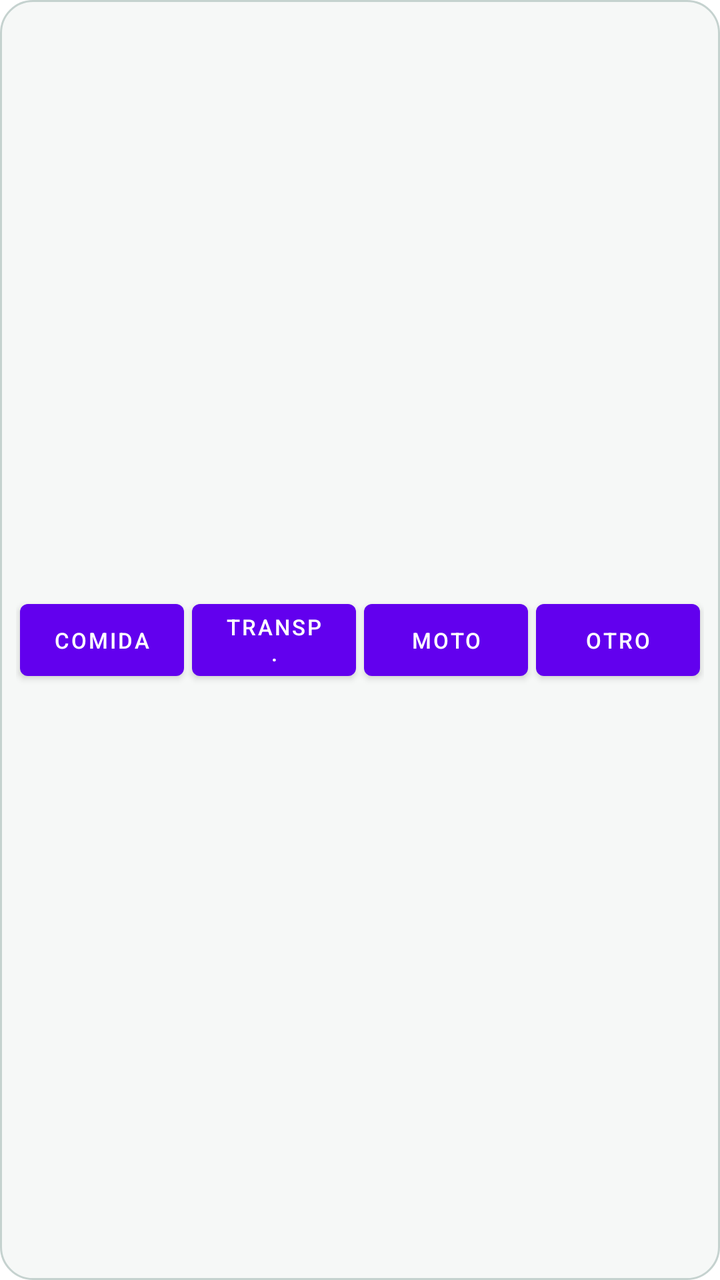
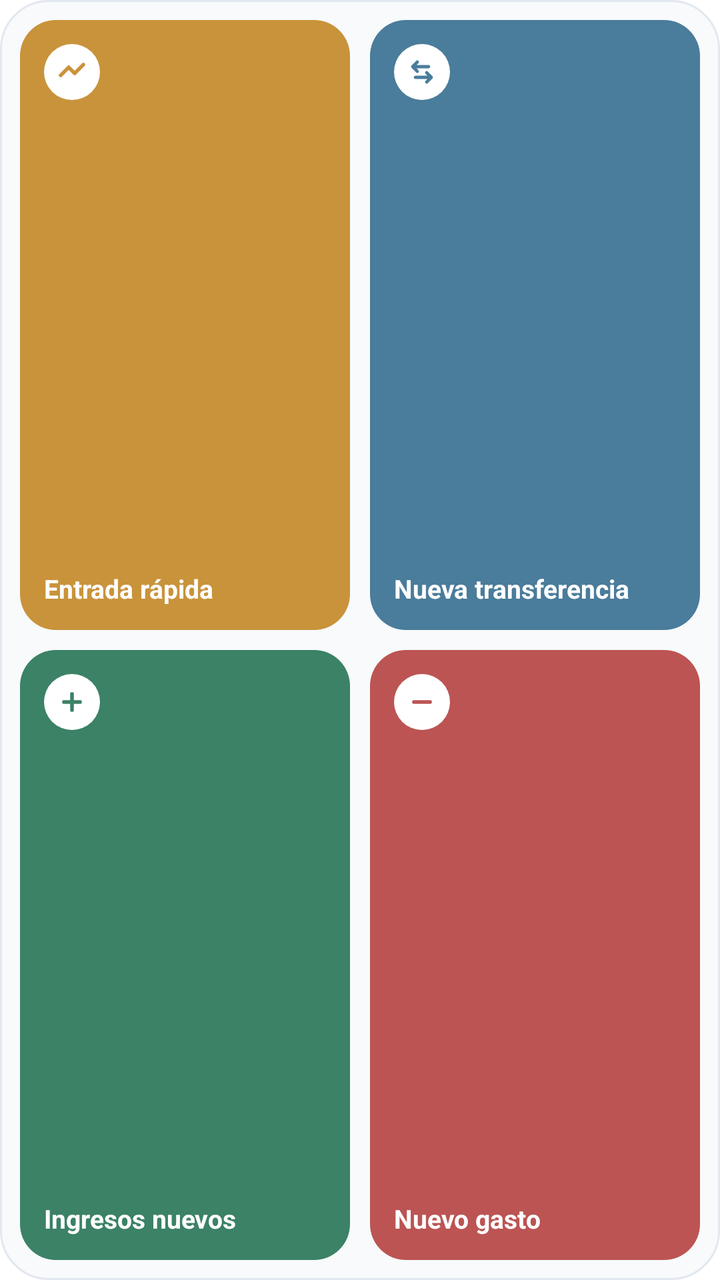

An Android layout rendered at two revisions. The XML below is the earlier revision; the diff shows what the commit changed to produce the second picture.
<!-- AndroidManifest.xml: fallback theme Theme.MaterialComponents.DayNight.NoActionBar -->
<!-- res/layout/widget_quick_expense.xml -->
<?xml version="1.0" encoding="utf-8"?>
<LinearLayout xmlns:android="http://schemas.android.com/apk/res/android"
    android:layout_width="match_parent"
    android:layout_height="match_parent"
    android:orientation="horizontal"
    android:background="@drawable/widget_background"
    android:padding="8dp"
    android:gravity="center">

    <Button
        android:id="@+id/btn_expense_food"
        android:layout_width="0dp"
        android:layout_height="wrap_content"
        android:layout_weight="1"
        android:text="Comida"
        android:textSize="11sp"
        android:layout_margin="2dp" />

    <Button
        android:id="@+id/btn_expense_transport"
        android:layout_width="0dp"
        android:layout_height="wrap_content"
        android:layout_weight="1"
        android:text="Transp."
        android:textSize="11sp"
        android:layout_margin="2dp" />

    <Button
        android:id="@+id/btn_expense_fuel"
        android:layout_width="0dp"
        android:layout_height="wrap_content"
        android:layout_weight="1"
        android:text="Moto"
        android:textSize="11sp"
        android:layout_margin="2dp" />

    <Button
        android:id="@+id/btn_expense_other"
        android:layout_width="0dp"
        android:layout_height="wrap_content"
        android:layout_weight="1"
        android:text="Otro"
        android:textSize="11sp"
        android:layout_margin="2dp" />
</LinearLayout>
<!-- resources referenced by this layout -->
<resources>
  <!-- drawable widget_background (drawable) -->
  <?xml version="1.0" encoding="utf-8"?>
  <shape xmlns:android="http://schemas.android.com/apk/res/android"
      android:shape="rectangle">
      <solid android:color="#F6F8F7" />
      <corners android:radius="16dp" />
      <stroke android:width="1dp" android:color="#C5D2CF" />
  </shape>
</resources>

<!-- the commit's change to res/layout/widget_quick_expense.xml (unified diff, before → after) -->
@@ -2,44 +2,186 @@
 <LinearLayout xmlns:android="http://schemas.android.com/apk/res/android"
     android:layout_width="match_parent"
     android:layout_height="match_parent"
-    android:orientation="horizontal"
+    android:orientation="vertical"
     android:background="@drawable/widget_background"
-    android:padding="8dp"
-    android:gravity="center">
+    android:padding="10dp">
 
-    <Button
-        android:id="@+id/btn_expense_food"
-        android:layout_width="0dp"
-        android:layout_height="wrap_content"
+    
+    <LinearLayout
+        android:layout_width="match_parent"
+        android:layout_height="0dp"
         android:layout_weight="1"
-        android:text="Comida"
-        android:textSize="11sp"
-        android:layout_margin="2dp" />
+        android:orientation="horizontal"
+        android:layout_marginBottom="5dp">
 
-    <Button
-        android:id="@+id/btn_expense_transport"
-        android:layout_width="0dp"
-        android:layout_height="wrap_content"
+        
+        <LinearLayout
+            android:id="@+id/btn_quick_entry"
+            android:layout_width="0dp"
+            android:layout_height="match_parent"
+            android:layout_weight="1"
+            android:orientation="vertical"
+            android:background="@drawable/bg_widget_quick_entry"
+            android:padding="12dp"
+            android:layout_marginEnd="5dp">
+
+            <FrameLayout
+                android:layout_width="28dp"
+                android:layout_height="28dp"
+                android:background="@drawable/bg_widget_icon_circle">
+
+                <ImageView
+                    android:layout_width="16dp"
+                    android:layout_height="16dp"
+                    android:layout_gravity="center"
+                    android:src="@drawable/ic_widget_bolt"
+                    android:contentDescription="Entrada rápida" />
+            </FrameLayout>
+
+            <FrameLayout
+                android:layout_width="match_parent"
+                android:layout_height="0dp"
+                android:layout_weight="1" />
+
+            <TextView
+                android:layout_width="match_parent"
+                android:layout_height="wrap_content"
+                android:text="Entrada rápida"
+                android:textColor="#FFFFFF"
+                android:textSize="13sp"
+                android:textStyle="bold"
+                android:singleLine="true"
+                android:ellipsize="end" />
+        </LinearLayout>
+
+        
+        <LinearLayout
+            android:id="@+id/btn_new_transfer"
+            android:layout_width="0dp"
+            android:layout_height="match_parent"
+            android:layout_weight="1"
+            android:orientation="vertical"
+            android:background="@drawable/bg_widget_transfer"
+            android:padding="12dp"
+            android:layout_marginStart="5dp">
+
+            <FrameLayout
+                android:layout_width="28dp"
+                android:layout_height="28dp"
+                android:background="@drawable/bg_widget_icon_circle">
+
+                <ImageView
+                    android:layout_width="16dp"
+                    android:layout_height="16dp"
+                    android:layout_gravity="center"
+                    android:src="@drawable/ic_widget_transfer"
+                    android:contentDescription="Nueva transferencia" />
+            </FrameLayout>
+
+            <FrameLayout
+                android:layout_width="match_parent"
+                android:layout_height="0dp"
+                android:layout_weight="1" />
+
+            <TextView
+                android:layout_width="match_parent"
+                android:layout_height="wrap_content"
+                android:text="Nueva transferencia"
+                android:textColor="#FFFFFF"
+                android:textSize="13sp"
+                android:textStyle="bold"
+                android:singleLine="true"
+                android:ellipsize="end" />
+        </LinearLayout>
+    </LinearLayout>
+
+    
+    <LinearLayout
+        android:layout_width="match_parent"
+        android:layout_height="0dp"
         android:layout_weight="1"
-        android:text="Transp."
-        android:textSize="11sp"
-        android:layout_margin="2dp" />
+        android:orientation="horizontal"
+        android:layout_marginTop="5dp">
 
-    <Button
-        android:id="@+id/btn_expense_fuel"
-        android:layout_width="0dp"
-        android:layout_height="wrap_content"
-        android:layout_weight="1"
-        android:text="Moto"
-        android:textSize="11sp"
-        android:layout_margin="2dp" />
+        
+        <LinearLayout
+            android:id="@+id/btn_new_income"
+            android:layout_width="0dp"
+            android:layout_height="match_parent"
+            android:layout_weight="1"
+            android:orientation="vertical"
+            android:background="@drawable/bg_widget_income"
+            android:padding="12dp"
+            android:layout_marginEnd="5dp">
 
-    <Button
-        android:id="@+id/btn_expense_other"
-        android:layout_width="0dp"
-        android:layout_height="wrap_content"
-        android:layout_weight="1"
-        android:text="Otro"
-        android:textSize="11sp"
-        android:layout_margin="2dp" />
+            <FrameLayout
+                android:layout_width="28dp"
+                android:layout_height="28dp"
+                android:background="@drawable/bg_widget_icon_circle">
+
+                <ImageView
+                    android:layout_width="16dp"
+                    android:layout_height="16dp"
+                    android:layout_gravity="center"
+                    android:src="@drawable/ic_widget_plus"
+                    android:contentDescription="Ingresos nuevos" />
+            </FrameLayout>
+
+            <FrameLayout
+                android:layout_width="match_parent"
+                android:layout_height="0dp"
+                android:layout_weight="1" />
+
+            <TextView
+                android:layout_width="match_parent"
+                android:layout_height="wrap_content"
+                android:text="Ingresos nuevos"
+                android:textColor="#FFFFFF"
+                android:textSize="13sp"
+                android:textStyle="bold"
+                android:singleLine="true"
+                android:ellipsize="end" />
+        </LinearLayout>
+
+        
+        <LinearLayout
+            android:id="@+id/btn_new_expense"
+            android:layout_width="0dp"
+            android:layout_height="match_parent"
+            android:layout_weight="1"
+            android:orientation="vertical"
+            android:background="@drawable/bg_widget_expense"
+            android:padding="12dp"
+            android:layout_marginStart="5dp">
+
+            <FrameLayout
+                android:layout_width="28dp"
+                android:layout_height="28dp"
+                android:background="@drawable/bg_widget_icon_circle">
+
+                <ImageView
+                    android:layout_width="16dp"
+                    android:layout_height="16dp"
+                    android:layout_gravity="center"
+                    android:src="@drawable/ic_widget_minus"
+                    android:contentDescription="Nuevo gasto" />
+            </FrameLayout>
+
+            <FrameLayout
+                android:layout_width="match_parent"
+                android:layout_height="0dp"
+                android:layout_weight="1" />
+
+            <TextView
+                android:layout_width="match_parent"
+                android:layout_height="wrap_content"
+                android:text="Nuevo gasto"
+                android:textColor="#FFFFFF"
+                android:textSize="13sp"
+                android:textStyle="bold"
+                android:singleLine="true"
+                android:ellipsize="end" />
+        </LinearLayout>
+    </LinearLayout>
+
 </LinearLayout>
<!-- resource entries referenced after the edit -->
@@ -1,12 +1,104 @@
 <!-- resources referenced by this layout -->
 <resources>
+  <!-- drawable bg_widget_expense (drawable) -->
+  <?xml version="1.0" encoding="utf-8"?>
+  <shape xmlns:android="http://schemas.android.com/apk/res/android"
+      android:shape="rectangle">
+      <solid android:color="#BC5454" />
+      <corners android:radius="18dp" />
+  </shape>
+  <!-- drawable bg_widget_icon_circle (drawable) -->
+  <?xml version="1.0" encoding="utf-8"?>
+  <shape xmlns:android="http://schemas.android.com/apk/res/android"
+      android:shape="oval">
+      <solid android:color="#FFFFFF" />
+  </shape>
+  <!-- drawable bg_widget_income (drawable) -->
+  <?xml version="1.0" encoding="utf-8"?>
+  <shape xmlns:android="http://schemas.android.com/apk/res/android"
+      android:shape="rectangle">
+      <solid android:color="#3B8266" />
+      <corners android:radius="18dp" />
+  </shape>
+  <!-- drawable bg_widget_quick_entry (drawable) -->
+  <?xml version="1.0" encoding="utf-8"?>
+  <shape xmlns:android="http://schemas.android.com/apk/res/android"
+      android:shape="rectangle">
+      <solid android:color="#C9933B" />
+      <corners android:radius="18dp" />
+  </shape>
+  <!-- drawable bg_widget_transfer (drawable) -->
+  <?xml version="1.0" encoding="utf-8"?>
+  <shape xmlns:android="http://schemas.android.com/apk/res/android"
+      android:shape="rectangle">
+      <solid android:color="#4A7C9B" />
+      <corners android:radius="18dp" />
+  </shape>
+  <!-- drawable ic_widget_bolt (drawable) -->
+  <?xml version="1.0" encoding="utf-8"?>
+  <vector xmlns:android="http://schemas.android.com/apk/res/android"
+      android:width="18dp"
+      android:height="18dp"
+      android:viewportWidth="24"
+      android:viewportHeight="24">
+      <path
+          android:pathData="M3.5,14.5 L9.5,8.5 L14,13 L20.5,6.5"
+          android:strokeWidth="2.8"
+          android:strokeColor="#C9933B"
+          android:strokeLineCap="round"
+          android:strokeLineJoin="round"
+          android:fillColor="#00000000" />
+  </vector>
+  <!-- drawable ic_widget_minus (drawable) -->
+  <?xml version="1.0" encoding="utf-8"?>
+  <vector xmlns:android="http://schemas.android.com/apk/res/android"
+      android:width="18dp"
+      android:height="18dp"
+      android:viewportWidth="24"
+      android:viewportHeight="24">
+      <path
+          android:pathData="M6,12 L18,12"
+          android:strokeWidth="2.8"
+          android:strokeColor="#BC5454"
+          android:strokeLineCap="round"
+          android:fillColor="#00000000" />
+  </vector>
+  <!-- drawable ic_widget_plus (drawable) -->
+  <?xml version="1.0" encoding="utf-8"?>
+  <vector xmlns:android="http://schemas.android.com/apk/res/android"
+      android:width="18dp"
+      android:height="18dp"
+      android:viewportWidth="24"
+      android:viewportHeight="24">
+      <path
+          android:pathData="M12,6 L12,18 M6,12 L18,12"
+          android:strokeWidth="2.8"
+          android:strokeColor="#3B8266"
+          android:strokeLineCap="round"
+          android:fillColor="#00000000" />
+  </vector>
+  <!-- drawable ic_widget_transfer (drawable) -->
+  <?xml version="1.0" encoding="utf-8"?>
+  <vector xmlns:android="http://schemas.android.com/apk/res/android"
+      android:width="18dp"
+      android:height="18dp"
+      android:viewportWidth="24"
+      android:viewportHeight="24">
+      <path
+          android:pathData="M17,8 L5,8 M5,8 L8.5,4.5 M5,8 L8.5,11.5 M7,16 L19,16 M19,16 L15.5,12.5 M19,16 L15.5,19.5"
+          android:strokeWidth="2.4"
+          android:strokeColor="#4A7C9B"
+          android:strokeLineCap="round"
+          android:strokeLineJoin="round"
+          android:fillColor="#00000000" />
+  </vector>
   <!-- drawable widget_background (drawable) -->
   <?xml version="1.0" encoding="utf-8"?>
   <shape xmlns:android="http://schemas.android.com/apk/res/android"
       android:shape="rectangle">
-      <solid android:color="#F6F8F7" />
-      <corners android:radius="16dp" />
-      <stroke android:width="1dp" android:color="#C5D2CF" />
+      <solid android:color="#F8FAFC" />
+      <corners android:radius="24dp" />
+      <stroke android:width="1dp" android:color="#E2E8F0" />
   </shape>
 </resources>
 
